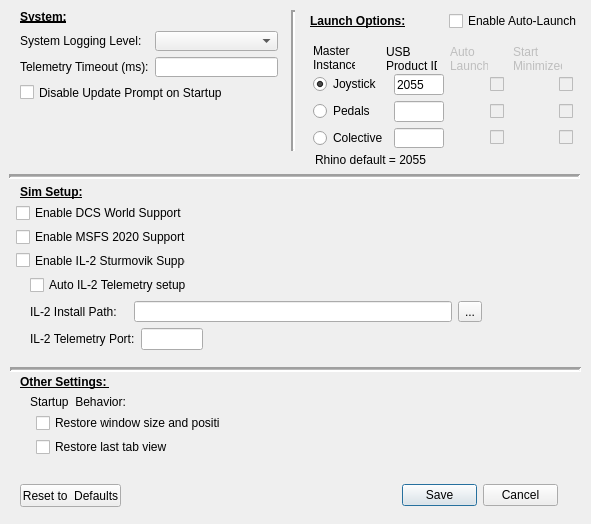
This is SM/system_settings.ui in walmis/VPforce-TelemFFB as Qt 5 draws it before an edit. The edited form follows.
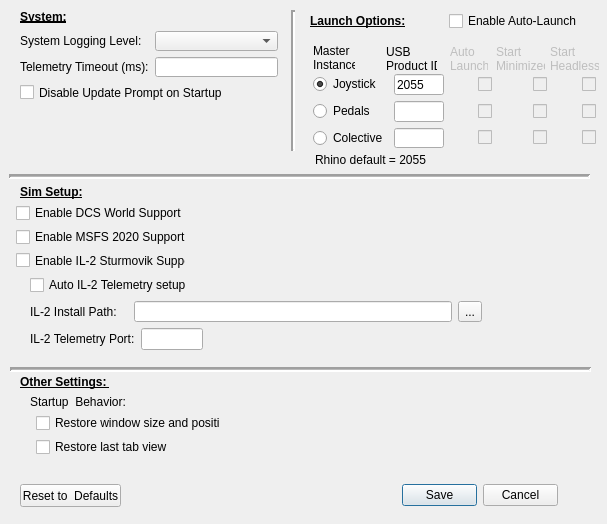
This is the edited form.

Commit message: add UI options for auto launch in headless mode

The edit to the form file:
```diff
--- a/SM/system_settings.ui
+++ b/SM/system_settings.ui
@@ -6,7 +6,7 @@
    <rect>
     <x>0</x>
     <y>0</y>
-    <width>591</width>
+    <width>607</width>
     <height>524</height>
    </rect>
   </property>
@@ -36,7 +36,7 @@
     <rect>
      <x>9</x>
      <y>168</y>
-     <width>571</width>
+     <width>581</width>
      <height>16</height>
     </rect>
    </property>
@@ -244,7 +244,7 @@
     <rect>
      <x>10</x>
      <y>361</y>
-     <width>571</width>
+     <width>581</width>
      <height>16</height>
     </rect>
    </property>
@@ -433,7 +433,7 @@
    </property>
    <property name="geometry">
     <rect>
-     <x>513</x>
+     <x>496</x>
      <y>45</y>
      <width>49</width>
      <height>26</height>
@@ -474,21 +474,187 @@
     <rect>
      <x>313</x>
      <y>74</y>
-     <width>262</width>
+     <width>284</width>
      <height>74</height>
     </rect>
    </property>
    <layout class="QGridLayout" name="gridLayout_2">
+    <item row="0" column="5">
+     <widget class="QCheckBox" name="cb_min_enable_j">
+      <property name="enabled">
+       <bool>false</bool>
+      </property>
+      <property name="maximumSize">
+       <size>
+        <width>15</width>
+        <height>16777215</height>
+       </size>
+      </property>
+      <property name="text">
+       <string/>
+      </property>
+      <property name="checkable">
+       <bool>true</bool>
+      </property>
+     </widget>
+    </item>
+    <item row="0" column="2">
+     <spacer name="horizontalSpacer_2">
+      <property name="orientation">
+       <enum>Qt::Horizontal</enum>
+      </property>
+      <property name="sizeType">
+       <enum>QSizePolicy::Fixed</enum>
+      </property>
+      <property name="sizeHint" stdset="0">
+       <size>
+        <width>22</width>
+        <height>20</height>
+       </size>
+      </property>
+     </spacer>
+    </item>
+    <item row="2" column="4">
+     <spacer name="horizontalSpacer_5">
+      <property name="orientation">
+       <enum>Qt::Horizontal</enum>
+      </property>
+      <property name="sizeType">
+       <enum>QSizePolicy::Fixed</enum>
+      </property>
+      <property name="sizeHint" stdset="0">
+       <size>
+        <width>34</width>
+        <height>20</height>
+       </size>
+      </property>
+     </spacer>
+    </item>
     <item row="0" column="3">
      <widget class="QCheckBox" name="cb_al_enable_j">
       <property name="enabled">
        <bool>false</bool>
       </property>
+      <property name="maximumSize">
+       <size>
+        <width>15</width>
+        <height>16777215</height>
+       </size>
+      </property>
       <property name="text">
        <string/>
       </property>
      </widget>
     </item>
+    <item row="1" column="5">
+     <widget class="QCheckBox" name="cb_min_enable_p">
+      <property name="enabled">
+       <bool>false</bool>
+      </property>
+      <property name="maximumSize">
+       <size>
+        <width>15</width>
+        <height>16777215</height>
+       </size>
+      </property>
+      <property name="text">
+       <string/>
+      </property>
+      <property name="checkable">
+       <bool>true</bool>
+      </property>
+     </widget>
+    </item>
+    <item row="2" column="7" alignment="Qt::AlignLeft">
+     <widget class="QCheckBox" name="cb_headless_c">
+      <property name="enabled">
+       <bool>false</bool>
+      </property>
+      <property name="maximumSize">
+       <size>
+        <width>15</width>
+        <height>16777215</height>
+       </size>
+      </property>
+      <property name="text">
+       <string/>
+      </property>
+      <property name="checkable">
+       <bool>true</bool>
+      </property>
+     </widget>
+    </item>
+    <item row="2" column="1" alignment="Qt::AlignLeft">
+     <widget class="QLineEdit" name="tb_pid_c">
+      <property name="maximumSize">
+       <size>
+        <width>50</width>
+        <height>16777215</height>
+       </size>
+      </property>
+     </widget>
+    </item>
+    <item row="2" column="3">
+     <widget class="QCheckBox" name="cb_al_enable_c">
+      <property name="enabled">
+       <bool>false</bool>
+      </property>
+      <property name="maximumSize">
+       <size>
+        <width>15</width>
+        <height>16777215</height>
+       </size>
+      </property>
+      <property name="text">
+       <string/>
+      </property>
+     </widget>
+    </item>
+    <item row="0" column="0" alignment="Qt::AlignLeft">
+     <widget class="QRadioButton" name="rb_master_j">
+      <property name="text">
+       <string>Joystick</string>
+      </property>
+      <property name="checked">
+       <bool>true</bool>
+      </property>
+     </widget>
+    </item>
+    <item row="0" column="4">
+     <spacer name="horizontalSpacer_7">
+      <property name="orientation">
+       <enum>Qt::Horizontal</enum>
+      </property>
+      <property name="sizeType">
+       <enum>QSizePolicy::Fixed</enum>
+      </property>
+      <property name="sizeHint" stdset="0">
+       <size>
+        <width>34</width>
+        <height>20</height>
+       </size>
+      </property>
+     </spacer>
+    </item>
+    <item row="1" column="7">
+     <widget class="QCheckBox" name="cb_headless_p">
+      <property name="enabled">
+       <bool>false</bool>
+      </property>
+      <property name="maximumSize">
+       <size>
+        <width>15</width>
+        <height>16777215</height>
+       </size>
+      </property>
+      <property name="text">
+       <string/>
+      </property>
+      <property name="checkable">
+       <bool>true</bool>
+      </property>
+     </widget>
+    </item>
     <item row="2" column="2">
      <spacer name="horizontalSpacer_3">
       <property name="orientation">
@@ -499,21 +665,28 @@
       </property>
       <property name="sizeHint" stdset="0">
        <size>
-        <width>40</width>
+        <width>22</width>
         <height>20</height>
        </size>
       </property>
      </spacer>
     </item>
-    <item row="2" column="0">
+    <item row="1" column="0" alignment="Qt::AlignLeft">
+     <widget class="QRadioButton" name="rb_master_p">
+      <property name="text">
+       <string>Pedals</string>
+      </property>
+     </widget>
+    </item>
+    <item row="2" column="0" alignment="Qt::AlignLeft">
      <widget class="QRadioButton" name="rb_master_c">
       <property name="text">
        <string>Colective</string>
       </property>
      </widget>
     </item>
-    <item row="2" column="1">
-     <widget class="QLineEdit" name="tb_pid_c">
+    <item row="1" column="1" alignment="Qt::AlignLeft">
+     <widget class="QLineEdit" name="tb_pid_p">
       <property name="maximumSize">
        <size>
         <width>50</width>
@@ -522,7 +695,26 @@
       </property>
      </widget>
     </item>
-    <item row="0" column="1">
+    <item row="0" column="7">
+     <widget class="QCheckBox" name="cb_headless_j">
+      <property name="enabled">
+       <bool>false</bool>
+      </property>
+      <property name="maximumSize">
+       <size>
+        <width>15</width>
+        <height>16777215</height>
+       </size>
+      </property>
+      <property name="text">
+       <string/>
+      </property>
+      <property name="checkable">
+       <bool>true</bool>
+      </property>
+     </widget>
+    </item>
+    <item row="0" column="1" alignment="Qt::AlignLeft">
      <widget class="QLineEdit" name="tb_pid_j">
       <property name="maximumSize">
        <size>
@@ -535,88 +727,24 @@
       </property>
      </widget>
     </item>
-    <item row="1" column="1">
-     <widget class="QLineEdit" name="tb_pid_p">
-      <property name="maximumSize">
-       <size>
-        <width>50</width>
-        <height>16777215</height>
-       </size>
-      </property>
-     </widget>
-    </item>
     <item row="2" column="5">
      <widget class="QCheckBox" name="cb_min_enable_c">
       <property name="enabled">
        <bool>false</bool>
       </property>
-      <property name="text">
-       <string/>
-      </property>
-     </widget>
-    </item>
-    <item row="1" column="0">
-     <widget class="QRadioButton" name="rb_master_p">
-      <property name="text">
-       <string>Pedals</string>
-      </property>
-     </widget>
-    </item>
-    <item row="0" column="5">
-     <widget class="QCheckBox" name="cb_min_enable_j">
-      <property name="enabled">
-       <bool>false</bool>
-      </property>
-      <property name="text">
-       <string/>
-      </property>
-     </widget>
-    </item>
-    <item row="1" column="5">
-     <widget class="QCheckBox" name="cb_min_enable_p">
-      <property name="enabled">
-       <bool>false</bool>
-      </property>
-      <property name="text">
-       <string/>
-      </property>
-     </widget>
-    </item>
-    <item row="1" column="3">
-     <widget class="QCheckBox" name="cb_al_enable_p">
-      <property name="enabled">
-       <bool>false</bool>
-      </property>
-      <property name="text">
-       <string/>
-      </property>
-     </widget>
-    </item>
-    <item row="0" column="0">
-     <widget class="QRadioButton" name="rb_master_j">
-      <property name="text">
-       <string>Joystick</string>
-      </property>
-      <property name="checked">
-       <bool>true</bool>
-      </property>
-     </widget>
-    </item>
-    <item row="0" column="2">
-     <spacer name="horizontalSpacer_2">
-      <property name="orientation">
-       <enum>Qt::Horizontal</enum>
-      </property>
-      <property name="sizeType">
-       <enum>QSizePolicy::Fixed</enum>
-      </property>
-      <property name="sizeHint" stdset="0">
+      <property name="maximumSize">
        <size>
-        <width>40</width>
-        <height>20</height>
+        <width>15</width>
+        <height>16777215</height>
        </size>
       </property>
-     </spacer>
+      <property name="text">
+       <string/>
+      </property>
+      <property name="checkable">
+       <bool>true</bool>
+      </property>
+     </widget>
     </item>
     <item row="1" column="2">
      <spacer name="horizontalSpacer_4">
@@ -628,33 +756,7 @@
       </property>
       <property name="sizeHint" stdset="0">
        <size>
-        <width>40</width>
-        <height>20</height>
-       </size>
-      </property>
-     </spacer>
-    </item>
-    <item row="2" column="3">
-     <widget class="QCheckBox" name="cb_al_enable_c">
-      <property name="enabled">
-       <bool>false</bool>
-      </property>
-      <property name="text">
-       <string/>
-      </property>
-     </widget>
-    </item>
-    <item row="0" column="4">
-     <spacer name="horizontalSpacer_7">
-      <property name="orientation">
-       <enum>Qt::Horizontal</enum>
-      </property>
-      <property name="sizeType">
-       <enum>QSizePolicy::Fixed</enum>
-      </property>
-      <property name="sizeHint" stdset="0">
-       <size>
-        <width>46</width>
+        <width>22</width>
         <height>20</height>
        </size>
       </property>
@@ -670,14 +772,30 @@
       </property>
       <property name="sizeHint" stdset="0">
        <size>
-        <width>46</width>
+        <width>34</width>
         <height>20</height>
        </size>
       </property>
      </spacer>
     </item>
-    <item row="2" column="4">
-     <spacer name="horizontalSpacer_5">
+    <item row="1" column="3">
+     <widget class="QCheckBox" name="cb_al_enable_p">
+      <property name="enabled">
+       <bool>false</bool>
+      </property>
+      <property name="maximumSize">
+       <size>
+        <width>15</width>
+        <height>16777215</height>
+       </size>
+      </property>
+      <property name="text">
+       <string/>
+      </property>
+     </widget>
+    </item>
+    <item row="0" column="6">
+     <spacer name="horizontalSpacer_9">
       <property name="orientation">
        <enum>Qt::Horizontal</enum>
       </property>
@@ -686,7 +804,39 @@
       </property>
       <property name="sizeHint" stdset="0">
        <size>
-        <width>46</width>
+        <width>28</width>
+        <height>20</height>
+       </size>
+      </property>
+     </spacer>
+    </item>
+    <item row="1" column="6">
+     <spacer name="horizontalSpacer_10">
+      <property name="orientation">
+       <enum>Qt::Horizontal</enum>
+      </property>
+      <property name="sizeType">
+       <enum>QSizePolicy::Fixed</enum>
+      </property>
+      <property name="sizeHint" stdset="0">
+       <size>
+        <width>28</width>
+        <height>20</height>
+       </size>
+      </property>
+     </spacer>
+    </item>
+    <item row="2" column="6">
+     <spacer name="horizontalSpacer_11">
+      <property name="orientation">
+       <enum>Qt::Horizontal</enum>
+      </property>
+      <property name="sizeType">
+       <enum>QSizePolicy::Fixed</enum>
+      </property>
+      <property name="sizeHint" stdset="0">
+       <size>
+        <width>28</width>
         <height>20</height>
        </size>
       </property>
@@ -694,7 +844,7 @@
     </item>
    </layout>
   </widget>
-  <widget class="QWidget" name="">
+  <widget class="QWidget" name="layoutWidget">
    <property name="geometry">
     <rect>
      <x>310</x>
@@ -750,6 +900,26 @@
     </item>
    </layout>
   </widget>
+  <widget class="QLabel" name="lab_start_headless">
+   <property name="enabled">
+    <bool>false</bool>
+   </property>
+   <property name="geometry">
+    <rect>
+     <x>550</x>
+     <y>45</y>
+     <width>49</width>
+     <height>26</height>
+    </rect>
+   </property>
+   <property name="text">
+    <string>Start
+Headless:</string>
+   </property>
+   <property name="alignment">
+    <set>Qt::AlignLeading|Qt::AlignLeft|Qt::AlignTop</set>
+   </property>
+  </widget>
  </widget>
  <resources/>
  <connections/>
```
The commit also changes 2 other files.
